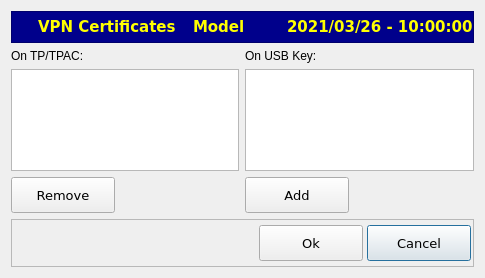
Qt form managevpn.ui (MECTsrl/cloner) before a commit.
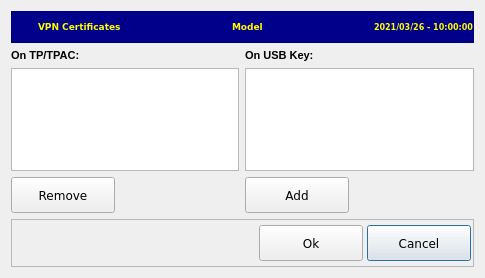
The same form after that commit. Icons and pictures are not drawn.

Commit message: Fix font sizes and Simple restore

Diff of the .ui file:
```diff
--- a/managevpn.ui
+++ b/managevpn.ui
@@ -84,7 +84,7 @@
         <property name="font">
          <font>
           <family>DejaVu Sans</family>
-          <pointsize>11</pointsize>
+          <pointsize>7</pointsize>
           <weight>75</weight>
           <bold>true</bold>
          </font>
@@ -133,7 +133,7 @@
         <property name="font">
          <font>
           <family>DejaVu Sans</family>
-          <pointsize>11</pointsize>
+          <pointsize>7</pointsize>
           <weight>75</weight>
           <bold>true</bold>
          </font>
@@ -167,7 +167,7 @@
         <property name="font">
          <font>
           <family>DejaVu Sans</family>
-          <pointsize>11</pointsize>
+          <pointsize>6</pointsize>
           <weight>75</weight>
           <bold>true</bold>
          </font>
@@ -184,6 +184,13 @@
     <layout class="QGridLayout" name="gridLayout">
      <item row="0" column="0">
       <widget class="QLabel" name="lblTPac">
+       <property name="font">
+        <font>
+         <pointsize>8</pointsize>
+         <weight>75</weight>
+         <bold>true</bold>
+        </font>
+       </property>
        <property name="text">
         <string>On TP/TPAC:</string>
        </property>
@@ -197,6 +204,13 @@
      </item>
      <item row="0" column="1">
       <widget class="QLabel" name="lblUsb">
+       <property name="font">
+        <font>
+         <pointsize>8</pointsize>
+         <weight>75</weight>
+         <bold>true</bold>
+        </font>
+       </property>
        <property name="text">
         <string>On USB Key:</string>
        </property>
@@ -216,6 +230,13 @@
          <height>100</height>
         </size>
        </property>
+       <property name="font">
+        <font>
+         <pointsize>8</pointsize>
+         <weight>75</weight>
+         <bold>true</bold>
+        </font>
+       </property>
        <property name="showDropIndicator" stdset="0">
         <bool>false</bool>
        </property>
@@ -232,6 +253,13 @@
          <height>100</height>
         </size>
        </property>
+       <property name="font">
+        <font>
+         <pointsize>8</pointsize>
+         <weight>75</weight>
+         <bold>true</bold>
+        </font>
+       </property>
        <property name="selectionMode">
         <enum>QAbstractItemView::MultiSelection</enum>
        </property>
@@ -254,7 +282,7 @@
        <property name="font">
         <font>
          <family>DejaVu Sans</family>
-         <pointsize>10</pointsize>
+         <pointsize>9</pointsize>
         </font>
        </property>
        <property name="styleSheet">
@@ -292,7 +320,7 @@
        <property name="font">
         <font>
          <family>DejaVu Sans</family>
-         <pointsize>10</pointsize>
+         <pointsize>9</pointsize>
         </font>
        </property>
        <property name="styleSheet">
@@ -381,7 +409,7 @@
         <property name="font">
          <font>
           <family>DejaVu Sans</family>
-          <pointsize>10</pointsize>
+          <pointsize>9</pointsize>
          </font>
         </property>
         <property name="text">
@@ -410,7 +438,7 @@
         <property name="font">
          <font>
           <family>DejaVu Sans</family>
-          <pointsize>10</pointsize>
+          <pointsize>9</pointsize>
          </font>
         </property>
         <property name="text">
```
The commit also changes 13 other files.
